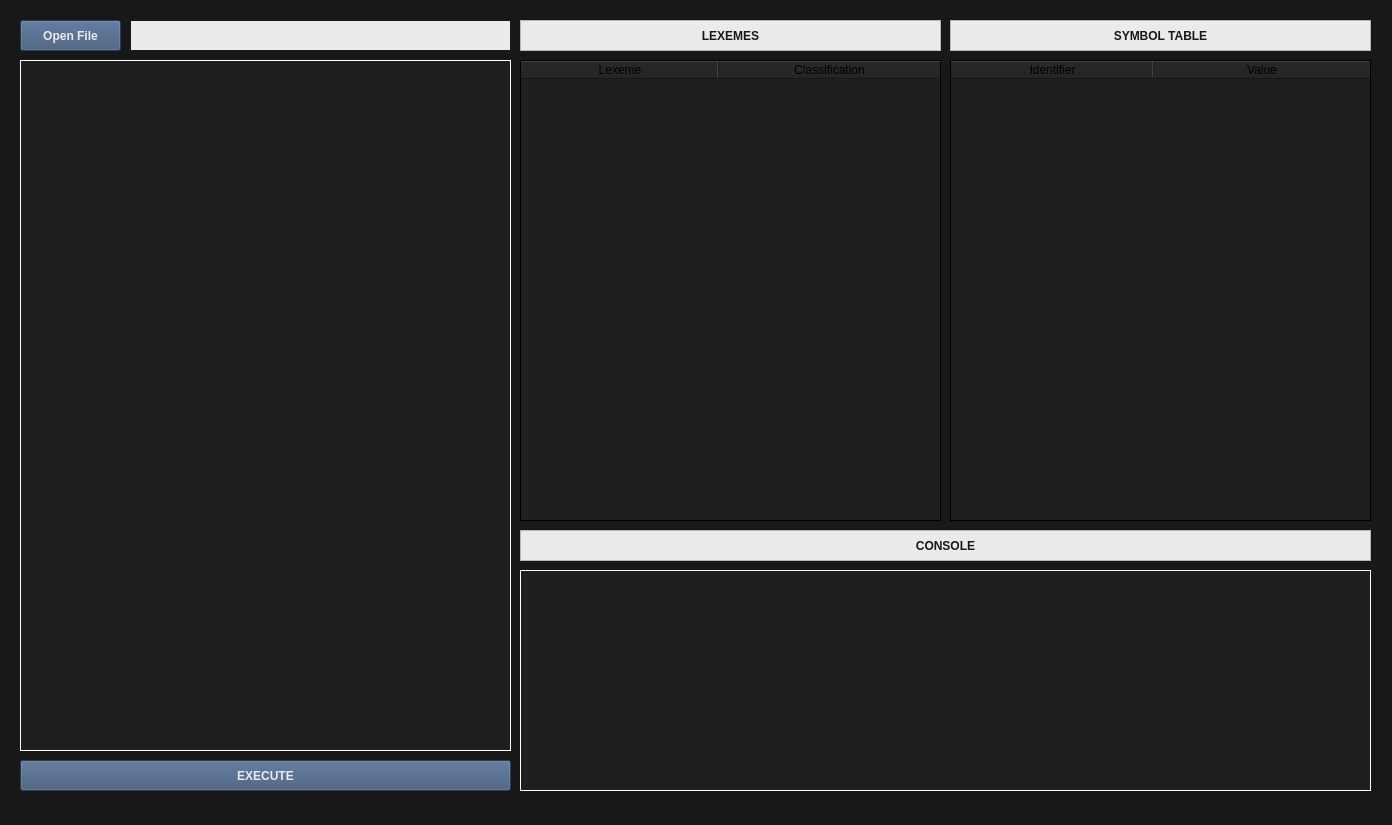
Before: the Qt Designer form gui.ui in cslabiano/cmsc124-project, drawn with Qt 5.
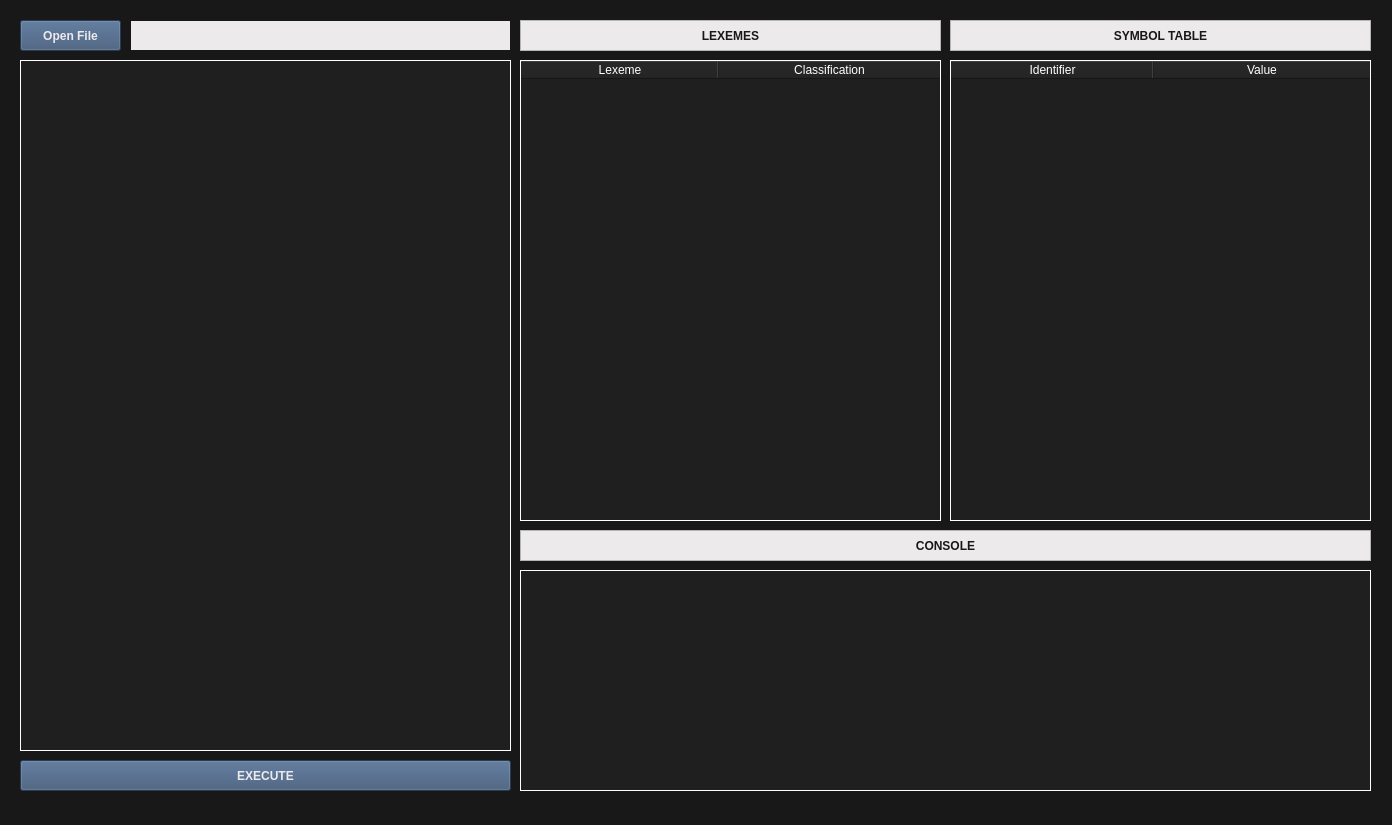
After: the same form once the commit is applied.

Commit message: fix reading lines error

```diff
--- a/gui.ui
+++ b/gui.ui
@@ -206,6 +206,7 @@
     </property>
     <property name="styleSheet">
      <string notr="true">background: #1f1f1f;
+color: white;
 </string>
     </property>
     <property name="frameShape">
@@ -232,6 +233,12 @@
     <attribute name="horizontalHeaderStretchLastSection">
      <bool>true</bool>
     </attribute>
+    <attribute name="verticalHeaderVisible">
+     <bool>false</bool>
+    </attribute>
+    <attribute name="verticalHeaderHighlightSections">
+     <bool>true</bool>
+    </attribute>
     <column>
      <property name="text">
       <string>Lexeme</string>
@@ -307,7 +314,8 @@
      </rect>
     </property>
     <property name="styleSheet">
-     <string notr="true">background: #1f1f1f;</string>
+     <string notr="true">background: #1f1f1f;
+color: white;</string>
     </property>
     <property name="frameShape">
      <enum>QFrame::Box</enum>
@@ -333,6 +341,12 @@
     <attribute name="horizontalHeaderStretchLastSection">
      <bool>true</bool>
     </attribute>
+    <attribute name="verticalHeaderVisible">
+     <bool>false</bool>
+    </attribute>
+    <attribute name="verticalHeaderHighlightSections">
+     <bool>true</bool>
+    </attribute>
     <column>
      <property name="text">
       <string>Identifier</string>
```
The commit also changes 2 other files.
